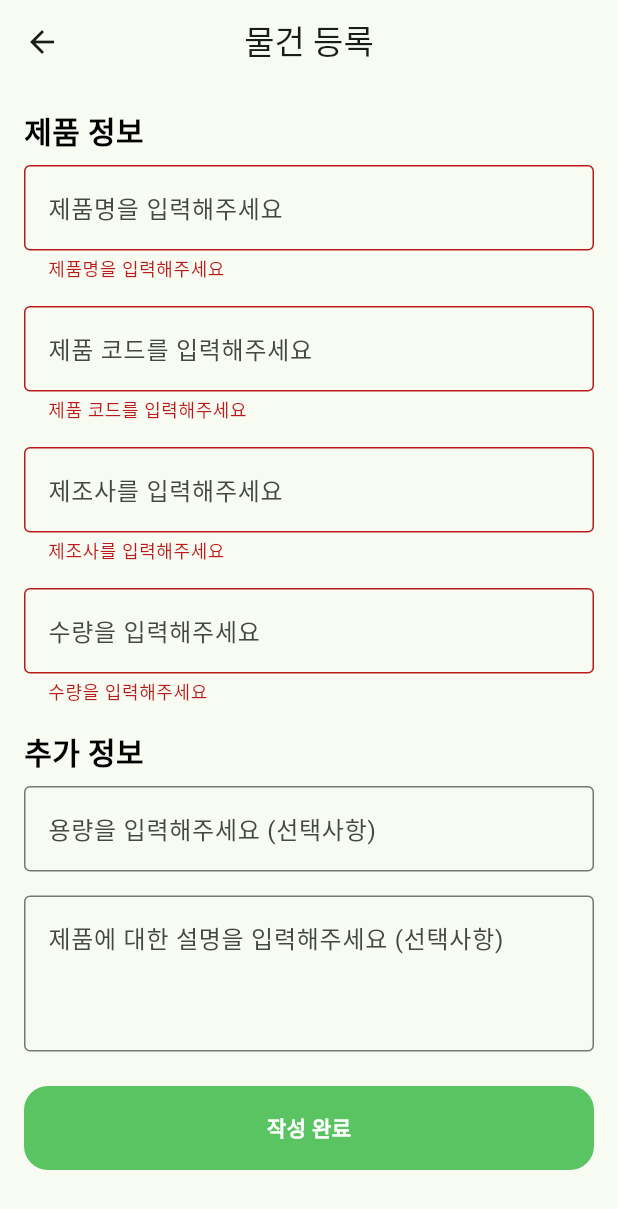
After one commit to cleanwash/lab_talk_firebase, a Flutter app: the CreateItemScreen screen opened by its route, after a tap on "작성 완료", on a phone screen of 412 x 824 dp. The commit adds this screen. Shown: the top 1209 px of the screen. Run offline on Flutter 3.47's test engine with Material 3 defaults, Android fonts, the phone set to English and light mode, and no system bars; our stand-ins replace cloud_firestore, firebase_auth, firebase_core, flutter_dotenv, flutter_svg, freezed_annotation and 4 more; missing offline and left inert: kakao_flutter_sdk, simple_speed_dial; accounts and stored records are empty; generated files the repository leaves out were written again; Roboto replaces fonts that are missing (Pretendard).

Commit message:
feat:FAB 버튼 클릭시, 제품 요청 기능 추가

```diff
--- a/lib/core/util/routing/router.dart
+++ b/lib/core/util/routing/router.dart
@@ -5,6 +5,8 @@ import 'package:lab_talk_firebase/data/data_source/email_auth.dart';
 import 'package:lab_talk_firebase/data/data_source/google_auth.dart';
 import 'package:lab_talk_firebase/data/data_source/kakao_auth.dart';
 import 'package:lab_talk_firebase/data/data_source/splash_screen_items.dart';
+import 'package:lab_talk_firebase/presentation/create_item/create_item_screen.dart';
+import 'package:lab_talk_firebase/presentation/create_item/create_item_view_model.dart';
 import 'package:lab_talk_firebase/presentation/home/home_screen.dart';
 import 'package:lab_talk_firebase/presentation/home/home_view_model.dart';
 import 'package:lab_talk_firebase/presentation/login/login_screen.dart';
@@ -44,6 +46,13 @@ final router = GoRouter(
           emailAuth: EmailAuth(),
         ),
         child: RegisterScreen(),
+      ),
+    ),
+    GoRoute(
+      path: RouterPath.createItem,
+      builder: (context, state) => ChangeNotifierProvider(
+        create: (context) => CreateItemViewModel(),
+        child: CreateItemScreen(),
       ),
     ),
     StatefulShellRoute.indexedStack(
--- a/lib/core/util/routing/router_path.dart
+++ b/lib/core/util/routing/router_path.dart
@@ -3,6 +3,7 @@ class RouterPath {
   static const String login = '/Login';
   static const String register = '/Register';
   static const String home = '/Home';
+  static const String createItem = '/CreateItem';
   static const String schedule = '/Schedule';
   static const String report = '/Report';
   static const String notification = '/Notification';
--- /dev/null
+++ b/lib/presentation/create_item/create_item_screen.dart
@@ -0,0 +1,152 @@
+import 'package:flutter/material.dart';
+import 'package:go_router/go_router.dart';
+import 'package:lab_talk_firebase/core/components/app_bar_custom.dart';
+import 'package:lab_talk_firebase/core/components/elevated_button_custom.dart';
+import 'package:lab_talk_firebase/core/components/text_form_field_custom.dart';
+import 'package:lab_talk_firebase/core/theme/palette.dart';
+import 'package:lab_talk_firebase/core/theme/typography.dart';
+import 'package:lab_talk_firebase/core/util/routing/router_path.dart';
+import 'package:lab_talk_firebase/presentation/create_item/create_item_view_model.dart';
+import 'package:provider/provider.dart';
+
+class CreateItemScreen extends StatefulWidget {
+  const CreateItemScreen({super.key});
+
+  @override
+  State<CreateItemScreen> createState() => _CreateItemScreenState();
+}
+
+class _CreateItemScreenState extends State<CreateItemScreen> {
+  final _formKey = GlobalKey<FormState>();
+  final _productNameController = TextEditingController();
+  final _productCodeController = TextEditingController();
+  final _manufacturerController = TextEditingController();
+  final _quantityController = TextEditingController();
+  final _volumeController = TextEditingController();
+  final _descriptionController = TextEditingController();
+
+  @override
+  void dispose() {
+    _productNameController.dispose();
+    _productCodeController.dispose();
+    _manufacturerController.dispose();
+    _quantityController.dispose();
+    _volumeController.dispose();
+    _descriptionController.dispose();
+    super.dispose();
+  }
+
+  @override
+  Widget build(BuildContext context) {
+    final viewModel = context.watch<CreateItemViewModel>();
+    final state = viewModel.state;
+    return Scaffold(
+      appBar: AppBarCustom(
+        title: '물건 등록',
+        leadingIcon: IconButton(
+          onPressed: () => context.pop(),
+          icon: Icon(Icons.arrow_back),
+        ),
+      ),
+      body: SingleChildScrollView(
+        padding: const EdgeInsets.all(16.0),
+        child: Form(
+          key: _formKey,
+          child: Column(
+            crossAxisAlignment: CrossAxisAlignment.start,
+            children: [
+              TextFormFieldCustom(
+                sectionText: '제품 정보',
+                controller: _productNameController,
+                hintText: '제품명을 입력해주세요',
+                textInputAction: TextInputAction.next,
+                validator: (value) {
+                  if (value == null || value.isEmpty) {
+                    return '제품명을 입력해주세요';
+                  }
+                  return null;
+                },
+              ),
+              const SizedBox(height: 16),
+              TextFormFieldCustom(
+                controller: _productCodeController,
+                hintText: '제품 코드를 입력해주세요',
+                textInputAction: TextInputAction.next,
+                validator: (value) {
+                  if (value == null || value.isEmpty) {
+                    return '제품 코드를 입력해주세요';
+                  }
+                  return null;
+                },
+              ),
+              const SizedBox(height: 16),
+              TextFormFieldCustom(
+                controller: _manufacturerController,
+                hintText: '제조사를 입력해주세요',
+                textInputAction: TextInputAction.next,
+                validator: (value) {
+                  if (value == null || value.isEmpty) {
+                    return '제조사를 입력해주세요';
+                  }
+                  return null;
+                },
+              ),
+              const SizedBox(height: 16),
+              TextFormFieldCustom(
+                controller: _quantityController,
+                hintText: '수량을 입력해주세요',
+                textInputAction: TextInputAction.next,
+                keyboardType: TextInputType.number,
+                validator: (value) {
+                  if (value == null || value.isEmpty) {
+                    return '수량을 입력해주세요';
+                  }
+                  return null;
+                },
+              ),
+              const SizedBox(height: 16),
+              TextFormFieldCustom(
+                sectionText: '추가 정보',
+                controller: _volumeController,
+                hintText: '용량을 입력해주세요 (선택사항)',
+                textInputAction: TextInputAction.next,
+              ),
+              const SizedBox(height: 16),
+              TextFormFieldCustom(
+                controller: _descriptionController,
+                hintText: '제품에 대한 설명을 입력해주세요 (선택사항)',
+                maxLines: 3,
+                textInputAction: TextInputAction.done,
+                keyboardType: TextInputType.multiline,
+              ),
+              SizedBox(height: 23),
+              ElevatedButtonCustom(
+                text: state.isLoading ? '등록 중...' : '작성 완료',
+                onLoginClick: () {
+                  if (!_formKey.currentState!.validate()) return;
+                  viewModel
+                      .submitForm(
+                    productName: _productNameController.text,
+                    productCode: _productCodeController.text,
+                    manufacturer: _manufacturerController.text,
+                    quantity: _quantityController.text,
+                    volume: _volumeController.text,
+                    description: _descriptionController.text,
+                  )
+                      .then((_) {
+                    if (mounted) {
+                      context.pushReplacement(RouterPath.home);
+                    }
+                  });
+                },
+                style: displayMedium,
+                backgroundColor: Palette.green,
+                fontColor: Palette.white,
+              ),
+            ],
+          ),
+        ),
+      ),
+    );
+  }
+}
--- /dev/null
+++ b/lib/presentation/create_item/create_item_state.dart
@@ -0,0 +1,15 @@
+import 'package:freezed_annotation/freezed_annotation.dart';
+
+part 'create_item_state.freezed.dart';
+part 'create_item_state.g.dart';
+
+@freezed
+class CreateItemState with _$CreateItemState {
+
+  factory CreateItemState({
+    @Default(false) isLoading,
+    @Default(null) error,
+  }) = _CreateItemState;
+
+  factory CreateItemState.fromJson(Map<String, dynamic> json) => _$CreateItemStateFromJson(json);
+}
```
Also changed, not shown: lib/presentation/create_item/create_item_view_model.dart (added, +48 -0 lines), lib/presentation/home/home_screen.dart (+25 -0 lines).
